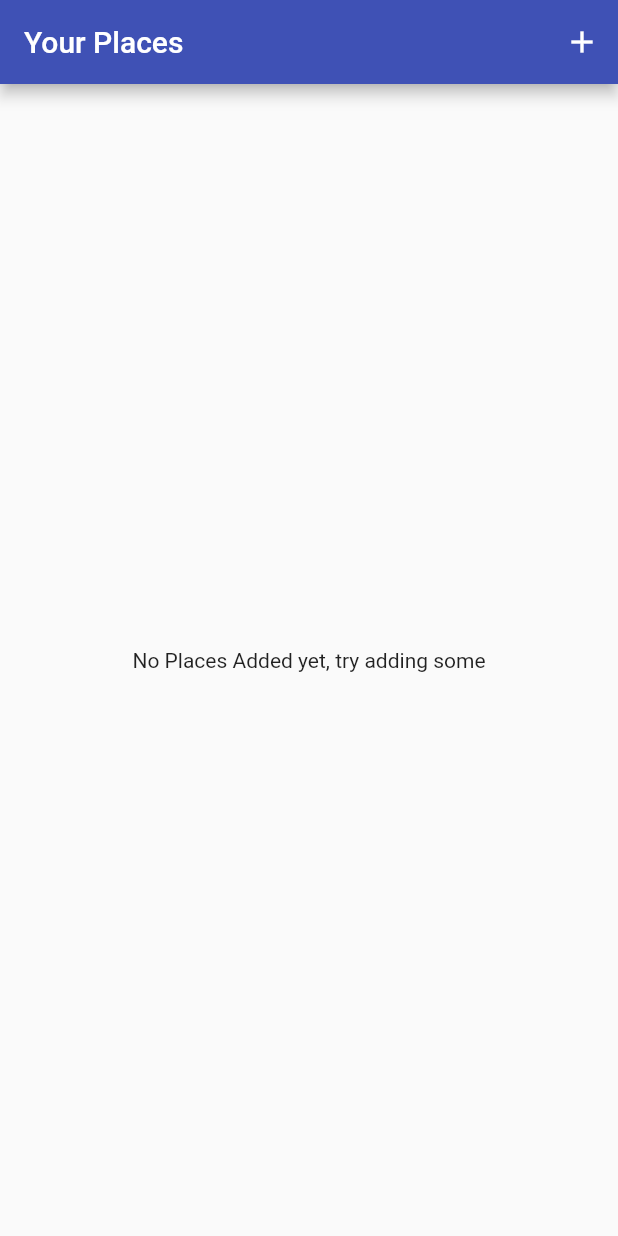
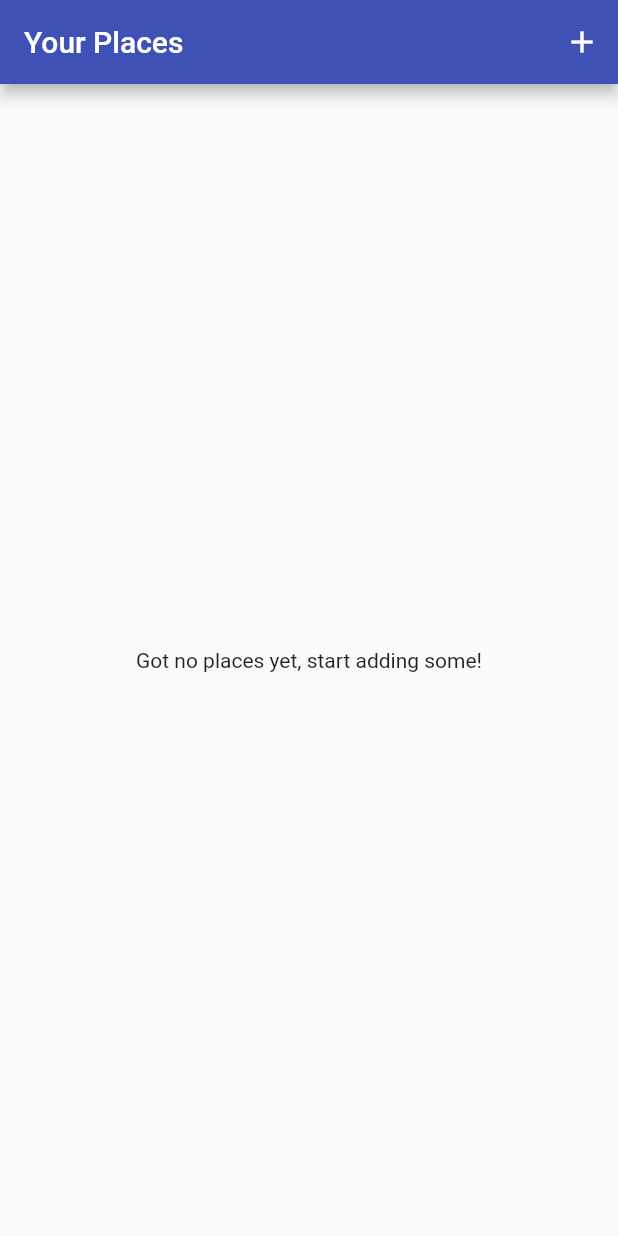
Before and after one commit to bharatbudhori/Great_Places, a Flutter app: the screen it shows after launch, on a phone screen of 412 x 824 dp. Run offline on Flutter 3.47's test engine with Material 2 defaults, Android fonts, the phone set to English and light mode, and no system bars; our stand-ins replace image_picker.

```diff
--- a/lib/screens/places_list_screen.dart
+++ b/lib/screens/places_list_screen.dart
@@ -1,8 +1,7 @@
 import 'package:flutter/material.dart';
-import 'package:great_places/providers/great_place.dart';
 import 'package:provider/provider.dart';
 
-import '../screens/add_place_screen.dart';
+import './add_place_screen.dart';
 import '../providers/great_place.dart';
 
 class PlacesListScreen extends StatelessWidget {
@@ -11,7 +10,7 @@ class PlacesListScreen extends StatelessWidget {
     return Scaffold(
       appBar: AppBar(
         title: Text('Your Places'),
-          actions: [
+        actions: <Widget>[
           IconButton(
             icon: Icon(Icons.add),
             onPressed: () {
@@ -20,28 +19,36 @@ class PlacesListScreen extends StatelessWidget {
           ),
         ],
       ),
-        body: Consumer<GreatPlaces>(
+      body: FutureBuilder(
+        future: Provider.of<GreatPlaces>(context, listen: false)
+            .fetchAndSetPlaces(),
+        builder: (ctx, snapshot) => snapshot.connectionState ==
+                ConnectionState.waiting
+            ? Center(
+                child: CircularProgressIndicator(),
+              )
+            : Consumer<GreatPlaces>(
                 child: Center(
-            child: Text('No Places Added yet, try adding some'),
+                  child: const Text('Got no places yet, start adding some!'),
                 ),
                 builder: (ctx, greatPlaces, ch) => greatPlaces.items.length <= 0
                     ? ch
                     : ListView.builder(
                         itemCount: greatPlaces.items.length,
-                  itemBuilder: (ctx, index) => ListTile(
+                        itemBuilder: (ctx, i) => ListTile(
                               leading: CircleAvatar(
                                 backgroundImage: FileImage(
-                        greatPlaces.items[index].image,
+                                  greatPlaces.items[i].image,
                                 ),
                               ),
-                    title: Text(greatPlaces.items[index].title),
-                    onTap: (){
-                      //go to detail page...
+                              title: Text(greatPlaces.items[i].title),
+                              onTap: () {
+                                // Go to detail page ...
                               },
-
                             ),
-
                       ),
-        ));
+              ),
+      ),
+    );
   }
 }
```
Also changed, not shown: lib/main.dart (+3 -6 lines), lib/providers/great_place.dart (+25 -1 lines), lib/screens/add_place_screen.dart (+11 -14 lines). Lines whose indentation alone changed are shown as unchanged.
